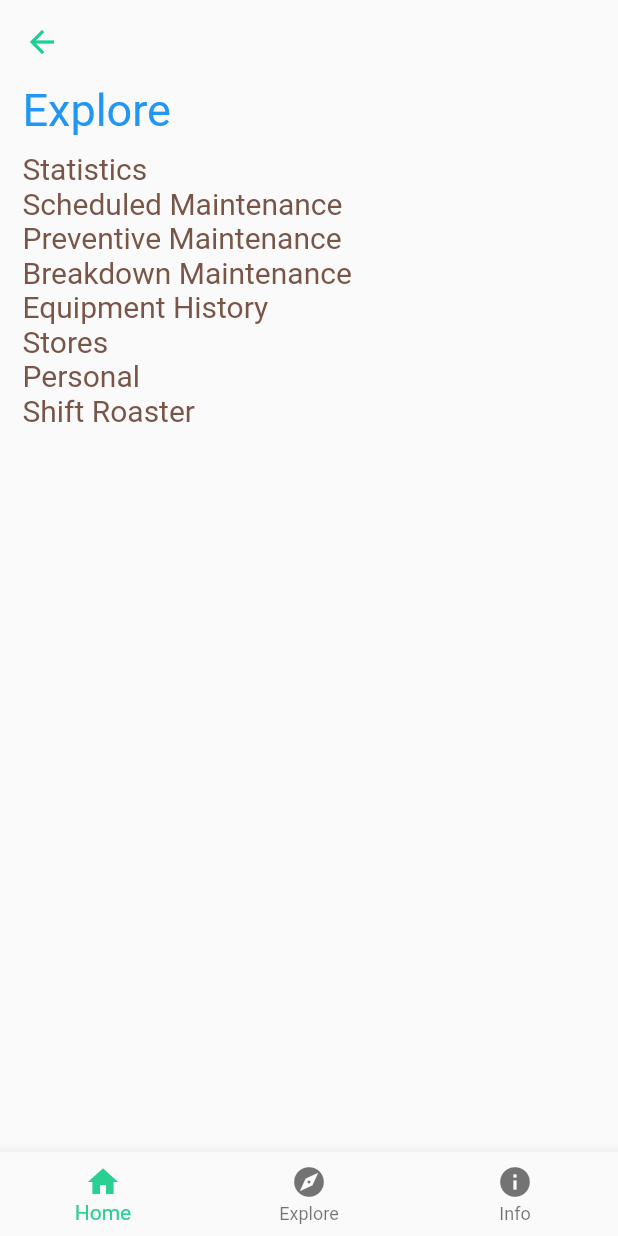
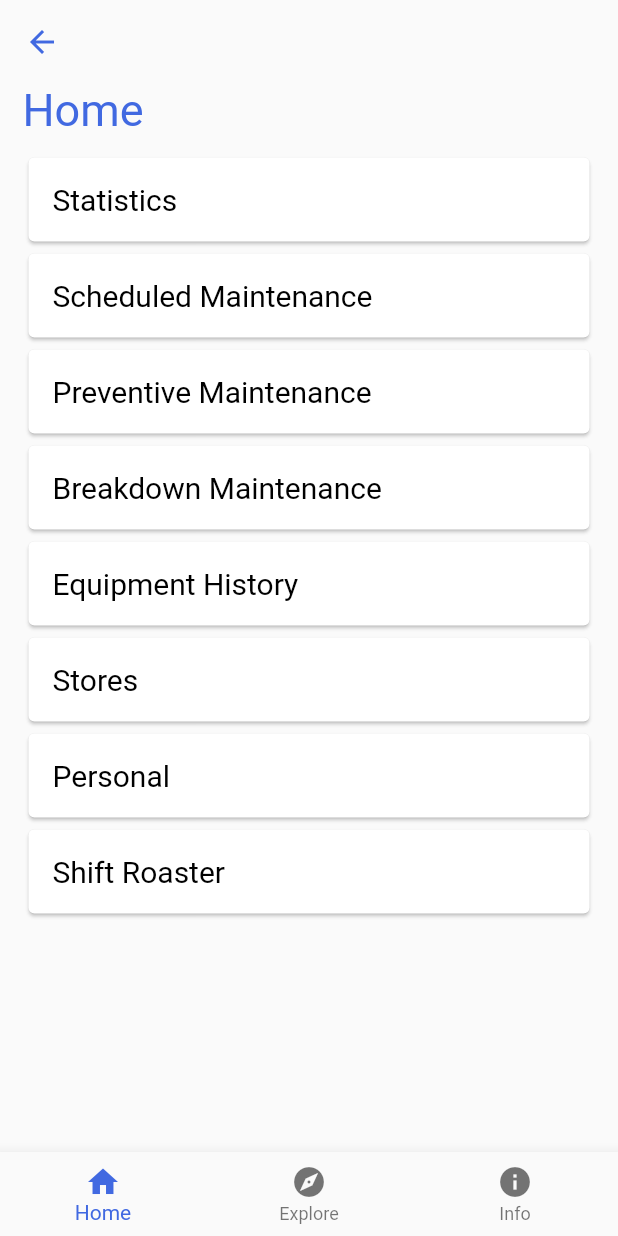
Before and after one commit to NagalakshmiVJ/Flutter-cmrl, a Flutter app: the screen it shows after launch, after a tap on "Login", on a phone screen of 412 x 824 dp. Run offline on Flutter 3.47's test engine with Material 2 defaults, Android fonts, the phone set to English and light mode, and no system bars.

Commit message:
updated link to hompage

```diff
--- a/lib/home.dart
+++ b/lib/home.dart
@@ -1,5 +1,5 @@
 import 'package:flutter/material.dart';
-//import 'personal.dart';
+import 'home1.dart';
 import 'explore.dart';
 import 'info.dart';
 
@@ -9,146 +9,44 @@ class HomePage extends StatefulWidget {
 }
 
 class _HomePageState extends State<HomePage> {
-  int _bottomNavIndex = 0;
-  Widget callPage(int bottomNavIndex) {
-    print(bottomNavIndex);
-    switch (bottomNavIndex) {
-      case 0:
-        return HomePage();
-        break;
-      case 1:
-        return Explore();
-        break;
-      case 2:
-        return Info();
-        break;
-      default:
-        return HomePage();
-    }
-  }
-
+  int _selectedTab = 0;
+  final _pageOptions = [
+    HomePage1(),
+    Explore(),
+    Info(),
+  ];
   @override
   Widget build(BuildContext context) {
-    return new Scaffold(
+    return Scaffold(
+      body: _pageOptions[_selectedTab],
       bottomNavigationBar: new BottomNavigationBar(
         type: BottomNavigationBarType.fixed,
-        fixedColor: Color(0XFF29D091),
-        currentIndex: _bottomNavIndex,
+        fixedColor: Color(0xFf4169e1),
+        currentIndex: _selectedTab,
         onTap: (int index) {
           setState(() {
-            _bottomNavIndex = index;
-            return Explore();
-            // callPage(index);
+            _selectedTab = index;
           });
         },
         items: [
           new BottomNavigationBarItem(
-              title: new Text('Home'), icon: new Icon(Icons.home)),
+            icon: Icon(Icons.home),
+            title: Text('Home'),
+          ),
           new BottomNavigationBarItem(
-              title: new Text('Explore'), icon: new Icon(Icons.explore)),
+            icon: Icon(Icons.explore),
+            title: Text('Explore'),
+          ),
           new BottomNavigationBarItem(
-              title: new Text('Info'), icon: new Icon(Icons.info)),
+            icon: Icon(Icons.info),
+            title: Text('Info'),
+          )
         ],
       ),
       appBar: new AppBar(
           backgroundColor: Colors.transparent,
           elevation: 0.0,
-          iconTheme: new IconThemeData(color: Color(0xFF18D191))),
-      body: MainContent(),
+          iconTheme: new IconThemeData(color: Color(0xFf4169e1))),
     );
   }
 }
-
-class MainContent extends StatelessWidget {
-  @override
-  Widget build(BuildContext context) {
-    return new ListView(
-      children: <Widget>[
-        Padding(
-          padding: const EdgeInsets.symmetric(horizontal: 15.0),
-          child: new Container(
-              child: new Column(
-            children: <Widget>[
-              Row(
-                children: <Widget>[
-                  new Text(
-                    "Explore",
-                    style: new TextStyle(fontSize: 30.0, color: Colors.blue),
-                    textAlign: TextAlign.left,
-                  ),
-                ],
-              ),
-              new SizedBox(
-                height: 10.0,
-              ),
-              new Row(
-                children: <Widget>[
-                  new Text(
-                    "Statistics",
-                    style: new TextStyle(fontSize: 20.0, color: Colors.brown),
-                  )
-                ],
-              ),
-              new Row(
-                children: <Widget>[
-                  new Text(
-                    "Scheduled Maintenance",
-                    style: new TextStyle(fontSize: 20.0, color: Colors.brown),
-                  )
-                ],
-              ),
-              new Row(
-                children: <Widget>[
-                  new Text(
-                    "Preventive Maintenance",
-                    style: new TextStyle(fontSize: 20.0, color: Colors.brown),
-                  )
-                ],
-              ),
-              new Row(
-                children: <Widget>[
-                  new Text(
-                    "Breakdown Maintenance",
-                    style: new TextStyle(fontSize: 20.0, color: Colors.brown),
-                  )
-                ],
-              ),
-              new Row(
-                children: <Widget>[
-                  new Text(
-                    "Equipment History",
-                    style: new TextStyle(fontSize: 20.0, color: Colors.brown),
-                  )
-                ],
-              ),
-              new Row(
-                children: <Widget>[
-                  new Text(
-                    "Stores",
-                    style: new TextStyle(fontSize: 20.0, color: Colors.brown),
-                  )
-                ],
-              ),
-              new Row(
-                children: <Widget>[
-                  new Text(
-                    "Personal",
-                    style: new TextStyle(fontSize: 20.0, color: Colors.brown),
-                  )
-                ],
-              ),
-              new Row(
-                children: <Widget>[
-                  new Text(
-                    "Shift Roaster",
-                    style: new TextStyle(fontSize: 20.0, color: Colors.brown),
-                  )
-                ],
-              ),
-            ],
-          )),
-        )
-      ],
-    );
-  }
-}
--- /dev/null
+++ b/lib/home1.dart
@@ -0,0 +1,119 @@
+import 'package:flutter/material.dart';
+import 'pages/statistics.dart';
+
+class HomePage1 extends StatelessWidget {
+  @override
+  Widget build(BuildContext context) {
+    return new ListView(
+      children: <Widget>[
+        Padding(
+          padding: const EdgeInsets.symmetric(horizontal: 15.0),
+          child: new Container(
+              child: new Column(
+            children: <Widget>[
+              Row(
+                children: <Widget>[
+                  new Text(
+                    "Home",
+                    style:
+                        new TextStyle(fontSize: 30.0, color: Color(0xFf4169e1)),
+                    textAlign: TextAlign.left,
+                  ),
+                ],
+              ),
+              new SizedBox(
+                height: 10.0,
+              ),
+              GestureDetector(
+                onTap: () {
+                        Navigator.push(
+                            context,
+                            MaterialPageRoute(
+                                builder: (context) => Statistics()));
+                      },
+                child: Container(
+                  child: Card(
+                      child: ListTile(
+                          title: Text(
+                    'Statistics',
+                    style: new TextStyle(fontSize: 20.0, color: Colors.black),
+                  ))),
+                ),
+              ),
+              GestureDetector(
+                child: Container(
+                  child: Card(
+                      child: ListTile(
+                          title: Text(
+                    'Scheduled Maintenance',
+                    style: new TextStyle(fontSize: 20.0, color: Colors.black),
+                  ))),
+                ),
+              ),
+              GestureDetector(
+                child: Container(
+                  child: Card(
+                      child: ListTile(
+                          title: Text(
+                    'Preventive Maintenance',
+                    style: new TextStyle(fontSize: 20.0, color: Colors.black),
+                  ))),
+                ),
+              ),
+              GestureDetector(
+                child: Container(
+                  child: Card(
+                      child: ListTile(
+                          title: Text(
+                    'Breakdown Maintenance',
+                    style: new TextStyle(fontSize: 20.0, color: Colors.black),
+                  ))),
+                ),
+              ),
+              GestureDetector(
+                child: Container(
+                  child: Card(
+                      child: ListTile(
+                          title: Text(
+                    'Equipment History',
+                    style: new TextStyle(fontSize: 20.0, color: Colors.black),
+                  ))),
+                ),
+              ),
+              GestureDetector(
+                child: Container(
+                  child: Card(
+                      child: ListTile(
+                          title: Text(
+                    'Stores',
+                    style: new TextStyle(fontSize: 20.0, color: Colors.black),
+                  ))),
+                ),
+              ),
+              GestureDetector(
+                child: Container(
+                  child: Card(
+                      child: ListTile(
+                          title: Text(
+                    'Personal',
+                    style: new TextStyle(fontSize: 20.0, color: Colors.black),
+                  ))),
+                ),
+              ),
+              GestureDetector(
+                child: Container(
+                  child: Card(
+                      child: ListTile(
+                          title: Text(
+                    'Shift Roaster',
+                    style: new TextStyle(fontSize: 20.0, color: Colors.black),
+                  ))),
+                ),
+              ),
+            ],
+          )),
+        )
+      ],
+    );
+  }
+}
--- a/lib/main.dart
+++ b/lib/main.dart
@@ -9,11 +9,9 @@ class MyApp extends StatelessWidget {
     return MaterialApp(
       title: 'CMRL',
       debugShowCheckedModeBanner: false,
-      // Set Raleway as the default app font
       theme: ThemeData(
         fontFamily: 'Roboto',
       ),
-
       home: MyHomePage(),
     );
   }
@@ -23,6 +21,7 @@ class MyHomePage extends StatelessWidget {
   @override
   Widget build(BuildContext context) {
     return new Scaffold(
+      resizeToAvoidBottomPadding: false,
       body: Center(
         child: Column(
           children: <Widget>[
@@ -30,7 +29,7 @@ class MyHomePage extends StatelessWidget {
               children: <Widget>[
                 Expanded(
                   child: new Container(
-                    height: 30.0,
+                    height: 20.0,
                     decoration: new BoxDecoration(
                       color: Colors.white12,
                     ),
@@ -39,11 +38,11 @@ class MyHomePage extends StatelessWidget {
               ],
             ),
             Image.asset('assets/cmbg.jpg'),
-             new Row(
+            new Row(
               children: <Widget>[
                 Expanded(
                   child: new Container(
-                    height: 10.0,
+                    height: 5.0,
                     decoration: new BoxDecoration(
                       color: Colors.white12,
                     ),
@@ -73,8 +72,8 @@ class MyHomePage extends StatelessWidget {
               children: <Widget>[
                 Expanded(
                   child: Padding(
-                    padding: const EdgeInsets.only(
-                        left: 20.0, right: 5.0, top: 10.0),
+                    padding:
+                        const EdgeInsets.only(left: 20.0, right: 5.0, top: 5.0),
                     child: GestureDetector(
                       onTap: () {
                         Navigator.push(
@@ -86,7 +85,7 @@ class MyHomePage extends StatelessWidget {
                           alignment: Alignment.center,
                           height: 50.0,
                           decoration: new BoxDecoration(
-                              color: Color(0xFF18D191),
+                              color: Color(0xFF2832c2),
                               borderRadius: new BorderRadius.circular(9.0)),
                           child: new Text("Login",
                               style: new TextStyle(
@@ -103,7 +102,7 @@ class MyHomePage extends StatelessWidget {
                         height: 60.0,
                         child: new Text("Forgot Password?",
                             style: new TextStyle(
-                                fontSize: 17.0, color: Color(0xFF18D191)))),
+                                fontSize: 17.0, color: Color(0xFf4169e1)))),
                   ),
                 )
               ],
@@ -113,11 +112,11 @@ class MyHomePage extends StatelessWidget {
                 mainAxisAlignment: MainAxisAlignment.end,
                 children: <Widget>[
                   Padding(
-                    padding: const EdgeInsets.only(bottom: 25.0),
+                    padding: const EdgeInsets.only(bottom: 15.0),
                     child: new Text("Create A New Account ",
                         style: new TextStyle(
                             fontSize: 17.0,
-                            color: Color(0xFF18D191),
+                            color: Color(0xFf4169e1),
                             fontWeight: FontWeight.bold)),
                   ),
                 ],
```
Also changed, not shown: lib/explore.dart (+35 -2 lines), lib/info.dart (+47 -2 lines), lib/login.dart (deleted, +0 -114 lines), lib/pages/breakdown.dart (added, +10 -0 lines), lib/pages/knowledge.dart (added, +10 -0 lines), lib/pages/maintenance.dart (added, +10 -0 lines), lib/pages/preventive.dart (added, +10 -0 lines), lib/pages/scheduled.dart (added, +10 -0 lines), lib/pages/shift.dart (added, +10 -0 lines), lib/pages/statistics.dart (added, +10 -0 lines), lib/pages/stores.dart (added, +10 -0 lines), lib/pages/personal.dart (renamed from lib/personal.dart).
